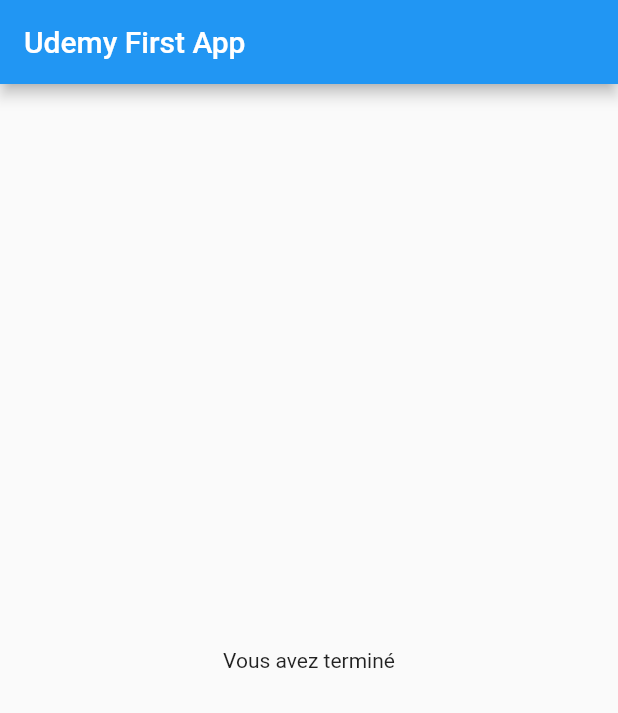
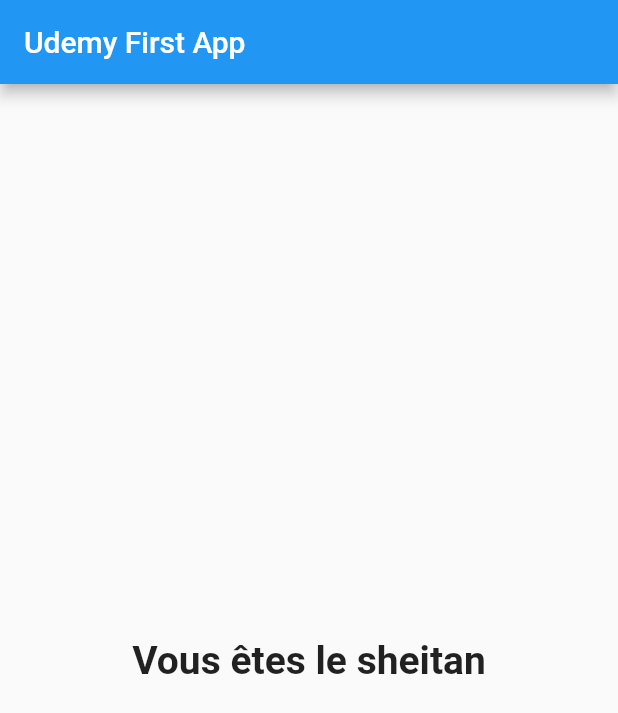
Before and after one commit to ApachaiZ/udemy_first_app, a Flutter app: the screen it shows after launch, after a tap on "Chien", after a tap on "Rouge", after a tap on "Jeux de société", on a phone screen of 412 x 824 dp. Shown: the top 713 px of the screen. Run offline on Flutter 3.47's test engine with Material 2 defaults, Android fonts, the phone set to English and light mode, and no system bars.

Commit message:
Section 2, Part 53

```diff
--- a/lib/result.dart
+++ b/lib/result.dart
@@ -8,10 +8,26 @@ class Result extends StatelessWidget {
     required this.resultScore,
   }) : super(key: key);
 
+  String get resultPhrase {
+    var resultText = "Vous avez terminé";
+    if (resultScore <= 8) {
+      resultText = "Vous êtes super et innocent";
+    } else if (resultScore <= 12) {
+      resultText = "Vous êtes assez sympa";
+    } else {
+      resultText = "Vous êtes le sheitan";
+    }
+    return resultText;
+  }
+
   @override
   Widget build(BuildContext context) {
-    return const Center(
-      child: Text("Vous avez terminé"),
+    return Center(
+      child: Text(
+        resultPhrase,
+        style: const TextStyle(fontSize: 26, fontWeight: FontWeight.bold),
+        textAlign: TextAlign.center,
+      ),
     );
   }
 }
```
